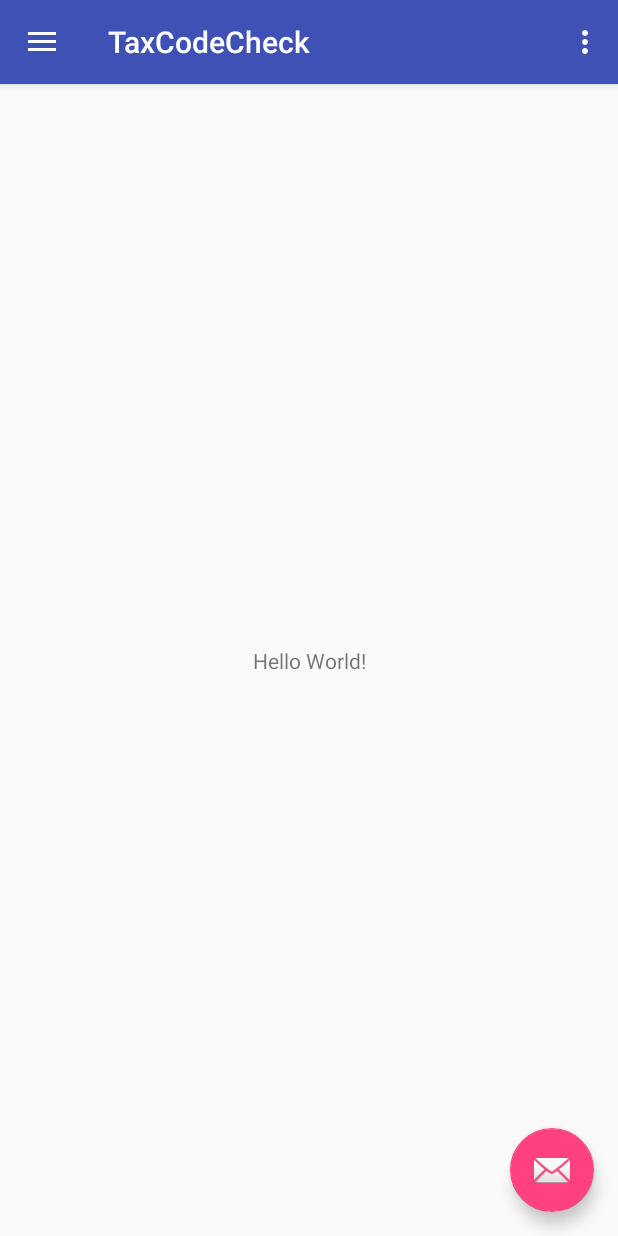
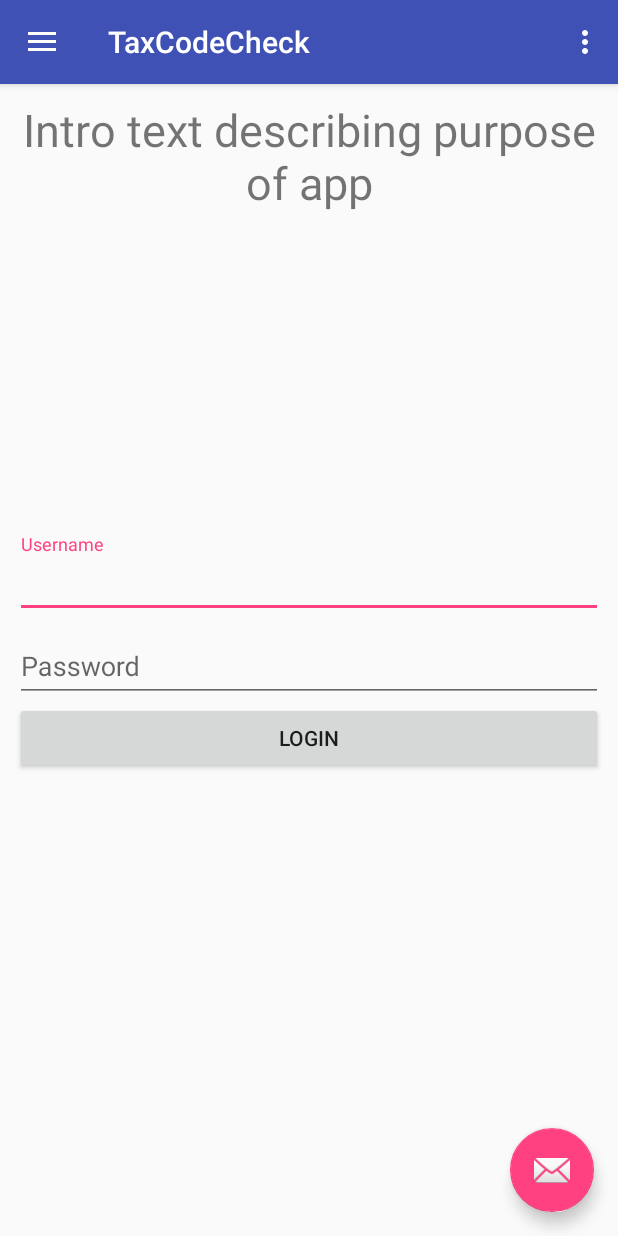
Before and after one commit to TaxCodeCheck/app, an Android app: the screen it shows after launch (MainActivity before the commit, LoginActivity after it), on a phone screen of 412 x 824 dp. Run offline under Robolectric (Android 15) with nearby library versions, the phone set to English and light mode, and no system bars.

Commit message:
Updated to AndroidX/Material design. Login layout in progress.

```diff
--- a/app/build.gradle
+++ b/app/build.gradle
@@ -20,10 +20,11 @@ android {
 
 dependencies {
     implementation fileTree(dir: 'libs', include: ['*.jar'])
-    implementation 'com.android.support:appcompat-v7:28.0.0-rc02'
-    implementation 'com.android.support:design:28.0.0-rc01'
-    implementation 'com.android.support.constraint:constraint-layout:1.1.3'
+    implementation 'androidx.appcompat:appcompat:1.0.0-rc02'
+    implementation 'androidx.constraintlayout:constraintlayout:1.1.3'
     testImplementation 'junit:junit:4.12'
-    androidTestImplementation 'com.android.support.test:runner:1.0.2'
-    androidTestImplementation 'com.android.support.test.espresso:espresso-core:3.0.2'
+    androidTestImplementation 'androidx.test:runner:1.1.0-alpha4'
+    androidTestImplementation 'androidx.test.espresso:espresso-core:3.1.0-alpha4'
+
+    implementation 'com.google.android.material:material:1.0.0-rc02'
 }
--- a/app/src/main/AndroidManifest.xml
+++ b/app/src/main/AndroidManifest.xml
@@ -1,5 +1,6 @@
 <?xml version="1.0" encoding="utf-8"?>
 <manifest xmlns:android="http://schemas.android.com/apk/res/android"
+    xmlns:tools="http://schemas.android.com/tools"
     package="com.example.taxcodecheck">
 
     <application
@@ -10,7 +11,7 @@
         android:supportsRtl="true"
         android:theme="@style/AppTheme">
         <activity
-            android:name=".MainActivity"
+            android:name=".LoginActivity"
             android:label="@string/app_name"
             android:theme="@style/AppTheme.NoActionBar">
             <intent-filter>
--- a/app/src/main/java/com/example/taxcodecheck/MainActivity.java
+++ b/app/src/main/java/com/example/taxcodecheck/LoginActivity.java
@@ -1,19 +1,21 @@
 package com.example.taxcodecheck;
 
 import android.os.Bundle;
-import android.support.design.widget.FloatingActionButton;
-import android.support.design.widget.Snackbar;
+
+import com.google.android.material.floatingactionbutton.FloatingActionButton;
+
+import com.google.android.material.snackbar.Snackbar;
 import android.view.View;
-import android.support.design.widget.NavigationView;
-import android.support.v4.view.GravityCompat;
-import android.support.v4.widget.DrawerLayout;
-import android.support.v7.app.ActionBarDrawerToggle;
-import android.support.v7.app.AppCompatActivity;
-import android.support.v7.widget.Toolbar;
+import com.google.android.material.navigation.NavigationView;
+import androidx.core.view.GravityCompat;
+import androidx.drawerlayout.widget.DrawerLayout;
+import androidx.appcompat.app.ActionBarDrawerToggle;
+import androidx.appcompat.app.AppCompatActivity;
+import androidx.appcompat.widget.Toolbar;
 import android.view.Menu;
 import android.view.MenuItem;
 
-public class MainActivity extends AppCompatActivity
+public class LoginActivity extends AppCompatActivity
         implements NavigationView.OnNavigationItemSelectedListener {
 
     @Override
--- a/app/src/main/res/layout/activity_main.xml
+++ b/app/src/main/res/layout/activity_main.xml
@@ -1,5 +1,6 @@
 <?xml version="1.0" encoding="utf-8"?>
-<android.support.v4.widget.DrawerLayout xmlns:android="http://schemas.android.com/apk/res/android"
+<androidx.drawerlayout.widget.DrawerLayout
+    xmlns:android="http://schemas.android.com/apk/res/android"
     xmlns:app="http://schemas.android.com/apk/res-auto"
     xmlns:tools="http://schemas.android.com/tools"
     android:id="@+id/drawer_layout"
@@ -13,7 +14,7 @@
         android:layout_width="match_parent"
         android:layout_height="match_parent" />
 
-    <android.support.design.widget.NavigationView
+    <com.google.android.material.navigation.NavigationView
         android:id="@+id/nav_view"
         android:layout_width="wrap_content"
         android:layout_height="match_parent"
@@ -22,4 +23,4 @@
         app:headerLayout="@layout/nav_header_main"
         app:menu="@menu/activity_main_drawer" />
 
-</android.support.v4.widget.DrawerLayout>
+</androidx.drawerlayout.widget.DrawerLayout>
--- a/app/src/main/res/layout/app_bar_main.xml
+++ b/app/src/main/res/layout/app_bar_main.xml
@@ -1,28 +1,29 @@
 <?xml version="1.0" encoding="utf-8"?>
-<android.support.design.widget.CoordinatorLayout xmlns:android="http://schemas.android.com/apk/res/android"
+<androidx.coordinatorlayout.widget.CoordinatorLayout
+    xmlns:android="http://schemas.android.com/apk/res/android"
     xmlns:app="http://schemas.android.com/apk/res-auto"
     xmlns:tools="http://schemas.android.com/tools"
     android:layout_width="match_parent"
     android:layout_height="match_parent"
-    tools:context=".MainActivity">
+    tools:context=".LoginActivity">
 
-    <android.support.design.widget.AppBarLayout
+    <com.google.android.material.appbar.AppBarLayout
         android:layout_width="match_parent"
         android:layout_height="wrap_content"
         android:theme="@style/AppTheme.AppBarOverlay">
 
-        <android.support.v7.widget.Toolbar
+        <androidx.appcompat.widget.Toolbar
             android:id="@+id/toolbar"
             android:layout_width="match_parent"
             android:layout_height="?attr/actionBarSize"
             android:background="?attr/colorPrimary"
             app:popupTheme="@style/AppTheme.PopupOverlay" />
 
-    </android.support.design.widget.AppBarLayout>
+    </com.google.android.material.appbar.AppBarLayout>
 
     <include layout="@layout/content_main" />
 
-    <android.support.design.widget.FloatingActionButton
+    <com.google.android.material.floatingactionbutton.FloatingActionButton
         android:id="@+id/fab"
         android:layout_width="wrap_content"
         android:layout_height="wrap_content"
@@ -30,4 +31,4 @@
         android:layout_margin="@dimen/fab_margin"
         app:srcCompat="@android:drawable/ic_dialog_email" />
 
-</android.support.design.widget.CoordinatorLayout>
+</androidx.coordinatorlayout.widget.CoordinatorLayout>
--- a/app/src/main/res/layout/content_main.xml
+++ b/app/src/main/res/layout/content_main.xml
@@ -1,20 +1,61 @@
 <?xml version="1.0" encoding="utf-8"?>
-<android.support.constraint.ConstraintLayout xmlns:android="http://schemas.android.com/apk/res/android"
+<androidx.constraintlayout.widget.ConstraintLayout
+    xmlns:android="http://schemas.android.com/apk/res/android"
     xmlns:app="http://schemas.android.com/apk/res-auto"
     xmlns:tools="http://schemas.android.com/tools"
+    android:id="@+id/login"
     android:layout_width="match_parent"
     android:layout_height="match_parent"
+    android:layout_margin="10sp"
     app:layout_behavior="@string/appbar_scrolling_view_behavior"
-    tools:context=".MainActivity"
+    tools:context=".LoginActivity"
     tools:showIn="@layout/app_bar_main">
 
+    <ImageView
+        android:layout_width="match_parent"
+        android:layout_height="match_parent" />
+
     <TextView
-        android:layout_width="wrap_content"
+        android:id="@+id/loginIntro"
+        android:text="Intro text describing purpose of app"
+        android:textSize="30sp"
+        android:textAlignment="center"
+        android:layout_width="match_parent"
+        android:layout_height="wrap_content" />
+
+    <com.google.android.material.textfield.TextInputLayout
+        android:layout_width="match_parent"
         android:layout_height="wrap_content"
-        android:text="Hello World!"
+        app:layout_constraintBottom_toTopOf="@+id/password">
+
+        <com.google.android.material.textfield.TextInputEditText
+            android:layout_width="match_parent"
+            android:layout_height="wrap_content"
+            android:hint="Username"/>
+
+    </com.google.android.material.textfield.TextInputLayout>
+
+    <com.google.android.material.textfield.TextInputLayout
+        android:id="@+id/password"
+        android:layout_width="match_parent"
+        android:layout_height="wrap_content"
+        app:layout_constraintTop_toTopOf="parent"
+        app:layout_constraintRight_toRightOf="parent"
         app:layout_constraintBottom_toBottomOf="parent"
-        app:layout_constraintLeft_toLeftOf="parent"
-        app:layout_constraintRight_toRightOf="parent"
-        app:layout_constraintTop_toTopOf="parent" />
+        app:layout_constraintLeft_toLeftOf="parent">
 
-</android.support.constraint.ConstraintLayout>
+        <com.google.android.material.textfield.TextInputEditText
+            android:layout_width="match_parent"
+            android:layout_height="wrap_content"
+
+            android:hint="Password"/>
+    </com.google.android.material.textfield.TextInputLayout>
+
+    <Button
+        android:id="@+id/loginButton"
+        android:text="Login"
+        android:layout_width="match_parent"
+        android:layout_height="wrap_content"
+        app:layout_constraintTop_toBottomOf="@+id/password" />
+
+</androidx.constraintlayout.widget.ConstraintLayout>
--- a/app/src/main/res/layout/nav_header_main.xml
+++ b/app/src/main/res/layout/nav_header_main.xml
@@ -1,5 +1,6 @@
 <?xml version="1.0" encoding="utf-8"?>
-<LinearLayout xmlns:android="http://schemas.android.com/apk/res/android"
+<androidx.appcompat.widget.LinearLayoutCompat
+    xmlns:android="http://schemas.android.com/apk/res/android"
     xmlns:app="http://schemas.android.com/apk/res-auto"
     android:layout_width="match_parent"
     android:layout_height="@dimen/nav_header_height"
@@ -33,4 +34,4 @@
         android:layout_height="wrap_content"
         android:text="@string/nav_header_subtitle" />
 
-</LinearLayout>
+</androidx.appcompat.widget.LinearLayoutCompat>
--- a/build.gradle
+++ b/build.gradle
@@ -7,7 +7,7 @@ buildscript {
         jcenter()
     }
     dependencies {
-        classpath 'com.android.tools.build:gradle:3.1.3'
+        classpath 'com.android.tools.build:gradle:3.1.4'
 
 
         // NOTE: Do not place your application dependencies here; they belong
```
